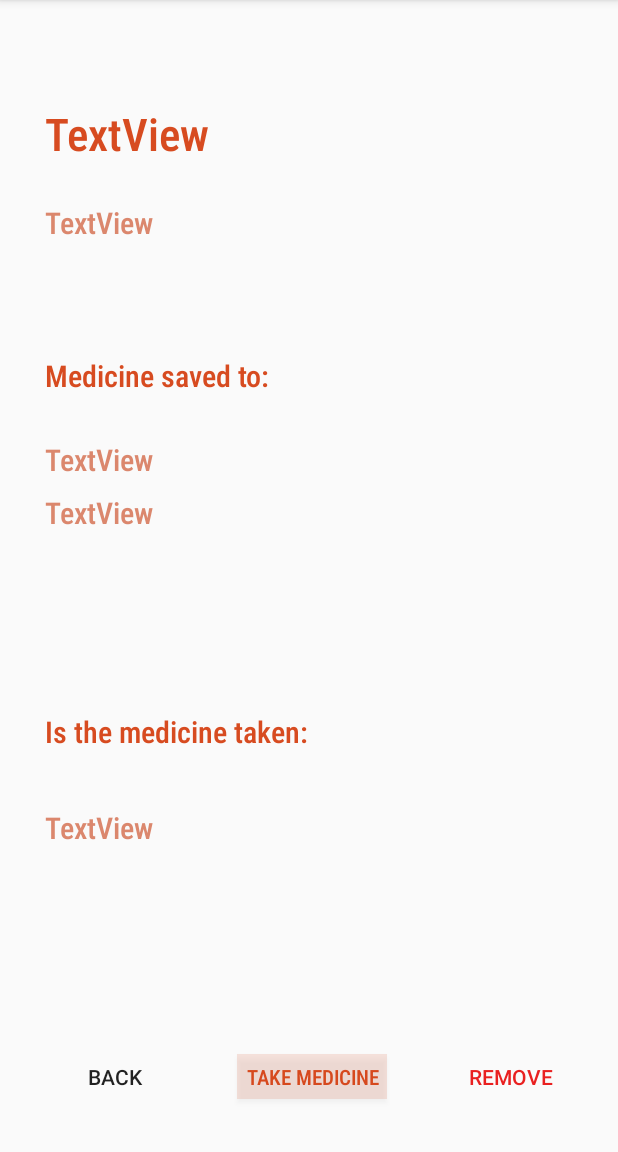
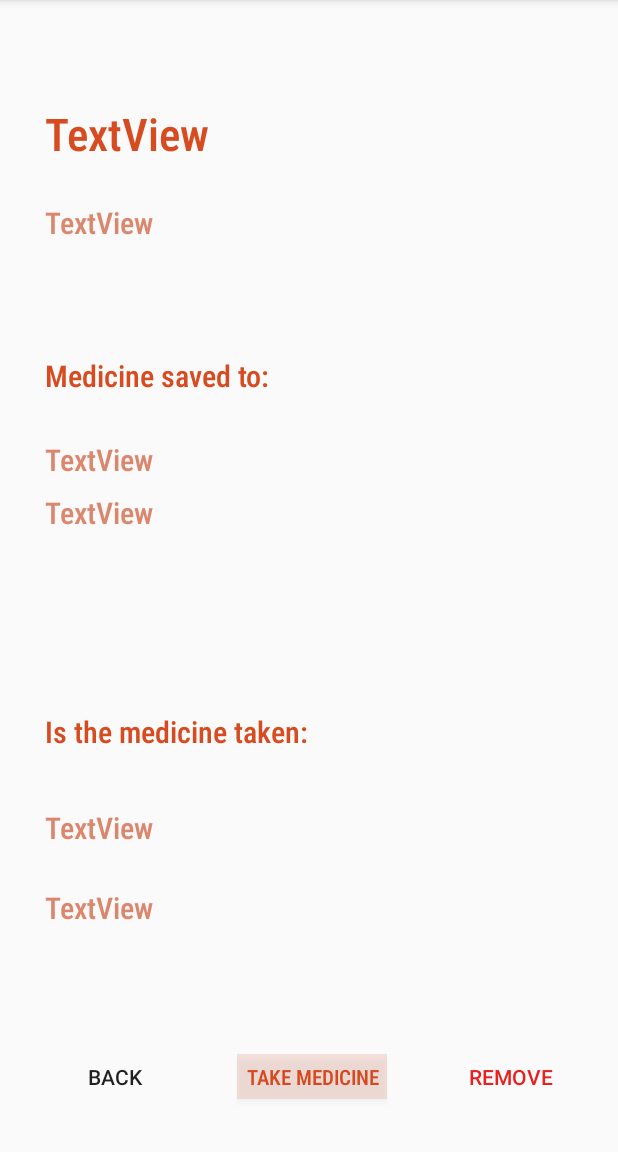
Before and after one commit to Mahamurahti/Medirem, an Android app: the MedicineDetailsActivity screen opened directly, with no data from a screen before it, on a phone screen of 412 x 824 dp, the part 84-1236 px from its top. Run offline under Robolectric (Android 15) with nearby library versions, the light colour scheme and no system bars; 9 statements that could not run were skipped.

Commit message:
Added time when medicine was taken, that is the current time

```diff
--- a/Medirem_Project/app/src/main/java/com/example/medirem_project/AddMedicineActivity.java
+++ b/Medirem_Project/app/src/main/java/com/example/medirem_project/AddMedicineActivity.java
@@ -211,15 +211,15 @@ public class AddMedicineActivity extends AppCompatActivity
 
                     // ======== INCREMENT DAY BY ONE EVERY LOOP ======== //
                     String oldMedDate = tvDate.getText().toString();
-                    SimpleDateFormat simpleDateFormat = new SimpleDateFormat("d.M.yyyy");
+                    SimpleDateFormat oldToNewDate = new SimpleDateFormat("d.M.yyyy");
                     Calendar c = Calendar.getInstance();
                     try{
-                        c.setTime(simpleDateFormat.parse(oldMedDate));
+                        c.setTime(oldToNewDate.parse(oldMedDate));
                     }catch(ParseException e){
                         e.printStackTrace();
                     }
                     c.add(Calendar.DAY_OF_MONTH, i);
-                    String newMedDate = simpleDateFormat.format(c.getTime());
+                    String newMedDate = oldToNewDate.format(c.getTime());
                     Log.d("LOG", "newMedDate is " + newMedDate);
                     // ================================================= //
 
--- a/Medirem_Project/app/src/main/java/com/example/medirem_project/Medicine.java
+++ b/Medirem_Project/app/src/main/java/com/example/medirem_project/Medicine.java
@@ -76,7 +76,7 @@ public class Medicine {
      */
     public String medTakenText(){
         if(medTaken){
-            return "Medicine has been taken";
+            return "Medicine has been taken at";
         }else{
             return "Medicine has not been taken";
         }
--- a/Medirem_Project/app/src/main/res/layout/activity_medicine_details.xml
+++ b/Medirem_Project/app/src/main/res/layout/activity_medicine_details.xml
@@ -5,6 +5,22 @@
     android:layout_width="match_parent"
     android:layout_height="match_parent"
     tools:context=".MedicineDetailsActivity">
+
+    <TextView
+        android:id="@+id/medTakenTime"
+        android:layout_width="0dp"
+        android:layout_height="50dp"
+        android:layout_marginStart="30dp"
+        android:fontFamily="sans-serif-condensed-medium"
+        android:text="TextView"
+        android:textColor="#B4CE5631"
+        android:textSize="20sp"
+        app:layout_constraintBottom_toBottomOf="parent"
+        app:layout_constraintEnd_toEndOf="parent"
+        app:layout_constraintHorizontal_bias="0.0"
+        app:layout_constraintStart_toStartOf="parent"
+        app:layout_constraintTop_toTopOf="@+id/guideline"
+        app:layout_constraintVertical_bias="0.508" />
 
     <TextView
         android:id="@+id/medicineName"
```
Also changed, not shown: Medirem_Project/app/src/main/java/com/example/medirem_project/MedicineDetailsActivity.java (+9 -0 lines).
